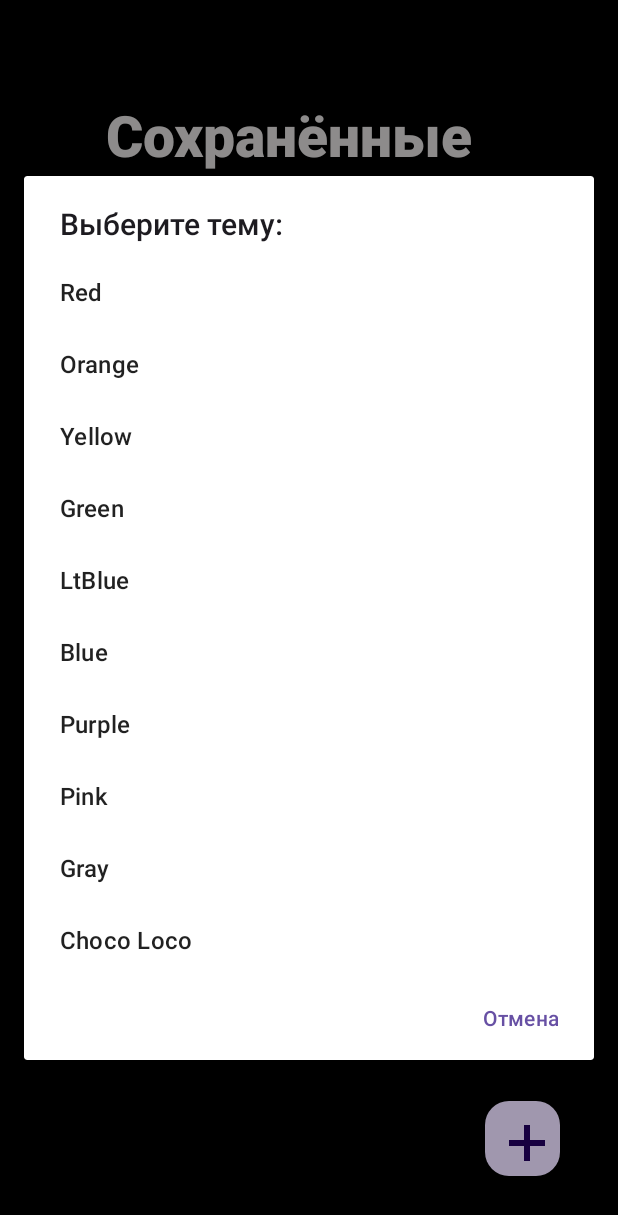
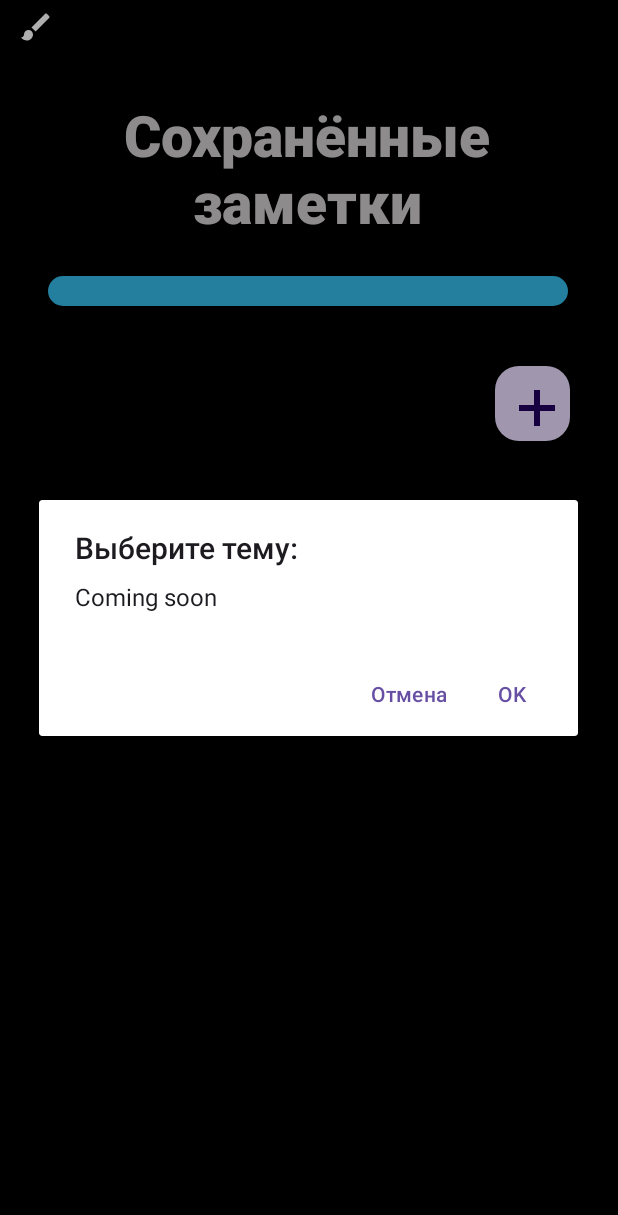
Before and after one commit to Xakepl/MyNotesPad, an Android app: the screen it shows after launch (MainActivity), after a tap on an icon or button, on a phone screen of 412 x 824 dp. Shown: the top 1215 px of the screen. Run offline under Robolectric (Android 15) with nearby library versions, the phone set to English and light mode, and no system bars.

Commit message:
20250518173328

```diff
--- a/app/src/main/java/com/missdark/mynotespad/MainActivity.java
+++ b/app/src/main/java/com/missdark/mynotespad/MainActivity.java
@@ -41,32 +41,33 @@ public class MainActivity extends AppCompatActivity implements Serializable {
     ListView mlistView;
     enum Status {OPENFILEANDEDIT, CREATNEW}
     SharedPreferences t;
-    String[] ThemesName = {"Red", "Orange", "Yellow", "Green", "LtBlue", "Blue", "Purple", "Pink", "Gray", "Choco Loco"};
-    HashMap<String, Integer> themes = new HashMap<String, Integer>(){{
-        put("Red", Color.parseColor("#db6456"));
-        put("Orange", Color.parseColor("#ff964f"));
-        put("Yellow", Color.parseColor("#fffd74"));
-        put("Green", Color.parseColor("#b0ff9d"));
-        put("LtBlue", Color.parseColor("#a2bffe"));
-        put("Blue", Color.parseColor("#19789c"));
-        put("Purple", Color.parseColor("#b19cd9"));
-        put("Pink", Color.parseColor("#dea5a4"));
-        put("Gray", Color.parseColor("#a1a18c"));
-        put("Choco Loco", Color.parseColor("#7d5f53"));
-    }};
+//    String[] ThemesName = {"Red", "Orange", "Yellow", "Green", "LtBlue", "Blue", "Purple", "Pink", "Gray", "Choco Loco"};
+//    enum themes {RED, ORNAGE, YELLOW, GREEN, LTBLUE, BLUE, PURPLR, PINK, GRAY, CHOCOLOCO};
 
+//    HashMap<String, Integer> themes = new HashMap<String, Integer>(){{
+//        put("Red", Color.parseColor("#db6456"));
+//        put("Orange", Color.parseColor("#ff964f"));
+//        put("Yellow", Color.parseColor("#fffd74"));
+//        put("Green", Color.parseColor("#b0ff9d"));
+//        put("LtBlue", Color.parseColor("#a2bffe"));
+//        put("Blue", Color.parseColor("#19789c"));
+//        put("Purple", Color.parseColor("#b19cd9"));
+//        put("Pink", Color.parseColor("#dea5a4"));
+//        put("Gray", Color.parseColor("#a1a18c"));
+//        put("Choco Loco", Color.parseColor("#7d5f53"));
+//    }};
     Status def = Status.CREATNEW; //по дефолт
-    int thm;
+//    int thm;
     ImageButton theme;
 
 
     @Override
     protected void onCreate(Bundle savedInstanceState) {
-
         super.onCreate(savedInstanceState);
         setContentView(R.layout.activity_main);
         Calendar c = Calendar.getInstance();
         t = getPreferences(MODE_PRIVATE);
+//        SharedPreferences.Editor st = t.edit();
         @SuppressLint("SimpleDateFormat") SimpleDateFormat sdf = new SimpleDateFormat("dd.MM.yyyy HH:mm:ss");
         String strDate = sdf.format(c.getTime());
         Log.d("Date", "DATE : " + strDate);
@@ -101,7 +102,7 @@ public class MainActivity extends AppCompatActivity implements Serializable {
             file = new File(getFilesDir(), mDBConnector.select(id).getName() + ".txt");
             intent.putExtra("STATE", Status.OPENFILEANDEDIT);
             intent.putExtra("FILE", file);
-            intent.putExtra("Theme", thm);
+//            intent.putExtra("Theme", thm);
             startActivity(intent);
         });
 
@@ -132,7 +133,7 @@ public class MainActivity extends AppCompatActivity implements Serializable {
                                 mDBConnector.insert(inputText, strDate, file.getPath());
                                 intent.putExtra("FILE", file);
                                 intent.putExtra("STATE", def);
-                                intent.putExtra("", thm);
+//                                intent.putExtra("", thm);
                                 startActivity(intent);
                             } else {
                                 Toast.makeText(MainActivity.this, "Пожалуйста, введите название заметки!!!!", Toast.LENGTH_SHORT).show();
@@ -146,19 +147,25 @@ public class MainActivity extends AppCompatActivity implements Serializable {
         // ===========================================| Темы |==============================================================================!!!!
         theme = findViewById(R.id.themeBTN);
         theme.setOnClickListener(v -> {
+//            AlertDialog.Builder builder = new AlertDialog.Builder(this);
+//            builder.setTitle("Выберите тему: ")
+//                    .setItems(ThemesName, new DialogInterface.OnClickListener() {
+//                        @Override
+//                        public void onClick(DialogInterface dialog, int which) {
+//                            thm = themes.get(ThemesName[which]);
+//                            Log.e("x", "" + thm);
+//                            mlistView.setBackgroundColor(thm);
+//                            st.putInt("Themes", thm);
+//                        }
+//                    }).setNegativeButton("Отмена", (dialog, which) -> dialog.dismiss());
+//            AlertDialog dialog = builder.create();
+//            dialog.show();
             AlertDialog.Builder builder = new AlertDialog.Builder(this);
             builder.setTitle("Выберите тему: ")
-                    .setItems(ThemesName, new DialogInterface.OnClickListener() {
-                        @Override
-                        public void onClick(DialogInterface dialog, int which) {
-                            thm = themes.get(ThemesName[which]);
-                            Log.e("x", "" + thm);
-                            mlistView.setBackgroundColor(thm);
-                            t.edit().putInt("Themes", thm).apply();
-                        }
-                    }).setNegativeButton("Отмена", (dialog, which) -> dialog.dismiss());
+                    .setMessage("Coming soon").setPositiveButton("OK", (dialog, which) -> dialog.dismiss()).setNegativeButton("Отмена", (dialog, which) -> dialog.dismiss());
             AlertDialog dialog = builder.create();
             dialog.show();
+
         });
     }
 
@@ -231,9 +238,3 @@ public class MainActivity extends AppCompatActivity implements Serializable {
 
     }
 }
-
-
-/*
-!==============
-
- */
--- a/app/src/main/res/layout/activity_main.xml
+++ b/app/src/main/res/layout/activity_main.xml
@@ -6,14 +6,10 @@
     android:layout_width="match_parent"
     android:layout_height="match_parent"
     android:background="#000000"
+    android:foregroundTint="#FFFFFF"
+    android:foregroundTintMode="add"
     android:orientation="vertical"
     tools:context=".MainActivity">
-
-    <LinearLayout
-        android:layout_width="wrap_content"
-        android:layout_height="wrap_content"
-        android:clipToPadding="true"
-        android:orientation="vertical">
 
     <ImageButton
         android:id="@+id/themeBTN"
@@ -22,15 +18,16 @@
         android:layout_marginStart="4dp"
         android:layout_marginTop="2dp"
         android:background="@null"
+        android:src="@drawable/theme"
         android:tint="#FFFFFF" />
 
     <TextView
         android:id="@+id/textV"
         android:layout_width="345dp"
         android:layout_height="120dp"
-            android:layout_marginStart="20dp"
+        android:layout_marginStart="32dp"
         android:layout_marginTop="30dp"
-            android:layout_marginEnd="20dp"
+        android:layout_marginEnd="50dp"
         android:breakStrategy="high_quality"
         android:fontFamily="sans-serif-black"
         android:text="Сохранённые заметки"
@@ -40,17 +37,24 @@
 
     <LinearLayout
         android:layout_width="wrap_content"
-            android:layout_height="550dp"
+        android:layout_height="wrap_content"
+        android:clipToPadding="true"
+        android:orientation="vertical">
+
+        <LinearLayout
+            android:layout_width="match_parent"
+            android:layout_height="match_parent"
             android:orientation="vertical">
 
             <ListView
                 android:id="@+id/list"
                 android:layout_width="wrap_content"
-                android:layout_height="match_parent"
-                android:layout_marginStart="33dp"
+                android:layout_height="wrap_content"
+                android:layout_marginStart="32dp"
                 android:layout_marginEnd="33dp"
                 android:layout_marginBottom="40dp"
                 android:background="@drawable/gray"
+                android:backgroundTint="#34BAE9"
                 android:defaultFocusHighlightEnabled="false"
                 android:paddingStart="5dp"
                 android:paddingTop="10dp"
@@ -65,17 +69,20 @@
 
     <LinearLayout
         android:layout_width="match_parent"
-        android:layout_height="50dp"
+        android:layout_height="match_parent"
         android:orientation="vertical">
 
         <com.google.android.material.floatingactionbutton.FloatingActionButton
             android:id="@+id/create"
             android:layout_width="50dp"
             android:layout_height="50dp"
-            android:layout_marginStart="323dp"
-            android:layout_marginEnd="32dp"
+            android:layout_marginStart="330dp"
+            android:layout_marginEnd="30dp"
             android:clickable="true"
-            android:paddingEnd="25dp"
+            android:paddingStart="5dp"
+            android:paddingTop="5dp"
+            android:paddingEnd="5dp"
+            android:paddingBottom="5dp"
             android:scaleType="centerInside"
             android:src="@drawable/plus" />
     </LinearLayout>
```
Also changed, not shown: app/src/main/java/com/missdark/mynotespad/editor.java (+10 -7 lines), app/src/main/res/layout/activity_editor.xml (+58 -51 lines). Lines whose indentation alone changed are shown as unchanged.
